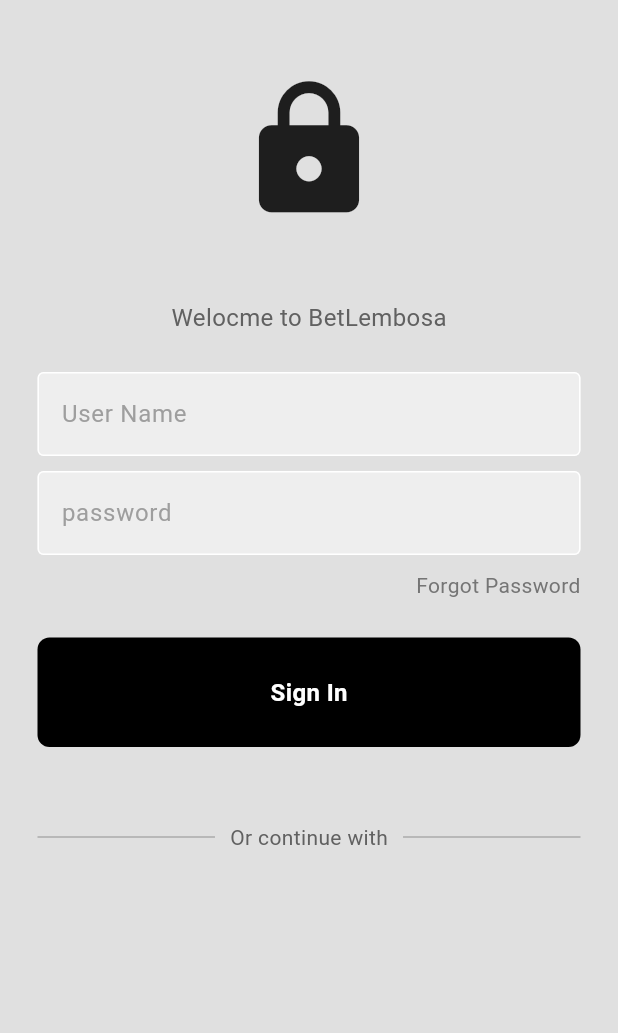
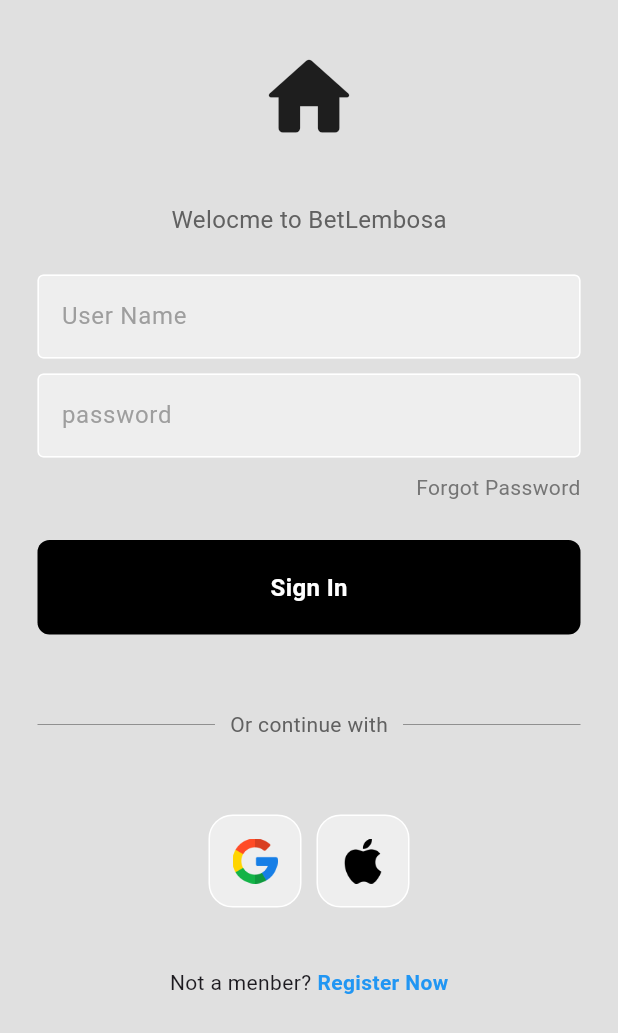
Before and after one commit to Paul-tes/BetLembosa-Room-Sharing-App, a Flutter app: the screen it shows after launch, on a phone screen of 412 x 824 dp. Shown: the top 1033 px of the screen. Run offline on Flutter 3.47's test engine with Material 3 defaults, Android fonts, the phone set to English and light mode, and no system bars; our stand-ins replace firebase_core; accounts and stored records are empty; statements that could not run were skipped.

Commit message:
Add login form and login dependencies

```diff
--- a/lib/components/my_button.dart
+++ b/lib/components/my_button.dart
@@ -13,7 +13,7 @@
     return GestureDetector(
       onTap: onTap,
       child: Container(
-        padding: EdgeInsets.all(25.0),
+        padding: EdgeInsets.all(20.0),
         margin: EdgeInsets.symmetric(horizontal: 25.0),
         decoration: BoxDecoration(
           color: Colors.black,
--- /dev/null
+++ b/lib/components/square_tile.dart
@@ -0,0 +1,25 @@
+import 'package:flutter/material.dart';
+
+class SquareTile extends StatelessWidget {
+  final imagePath;
+
+  const SquareTile({super.key, required this.imagePath});
+
+  @override
+  Widget build(BuildContext context) {
+    return Container(
+      padding: EdgeInsets.all(15),
+      decoration: BoxDecoration(
+        border: Border.all(
+          color: Colors.white,
+        ),
+        borderRadius: BorderRadius.circular(16),
+        color: Colors.grey[200],
+      ),
+      child: Image.asset(
+        imagePath,
+        height: 30,
+      )
+    );
+  }
+}
--- a/lib/main.dart
+++ b/lib/main.dart
@@ -1,7 +1,15 @@
 import 'package:betlembosa/pages/login_page.dart';
 import 'package:flutter/material.dart';
+import 'package:flutter/services.dart';
+import 'package:firebase_core/firebase_core.dart';
+import 'firebase_options.dart';
+
 
 void main() {
+  WidgetsFlutterBinding.ensureInitialized();
+  await Firebase.initializeApp(
+    options: DefaultFirebaseOptions.currentPlatform,
+  );
   runApp(const MyApp());
 }
 
@@ -10,6 +18,11 @@
 
   @override
   Widget build(BuildContext context) {
+    SystemChrome.setSystemUIOverlayStyle(
+      const SystemUiOverlayStyle(
+        statusBarColor: Colors.transparent
+      )
+    );
     return MaterialApp(
       debugShowCheckedModeBanner: false,
       home: LoginPage(),
--- a/lib/pages/login_page.dart
+++ b/lib/pages/login_page.dart
@@ -2,6 +2,7 @@
 
 import 'package:betlembosa/components/my_button.dart';
 import 'package:betlembosa/components/my_text_filed.dart';
+import 'package:betlembosa/components/square_tile.dart';
 import 'package:flutter/material.dart';
 
 class LoginPage extends StatelessWidget {
@@ -22,17 +23,19 @@
     return Scaffold(
       backgroundColor: Colors.grey[300],
       body: SafeArea(
+        child: SingleChildScrollView(
           child: Center(
             child: Column(
+              mainAxisAlignment: MainAxisAlignment.center,
               children: [
-              SizedBox(height: 50),
+                SizedBox(height: 30),
                 // logo
                 Icon(
-                  Icons.lock,
-                  size: 100,
+                    Icons.home_rounded,
+                    size: 70,
                   ),
 
-              SizedBox(height: 50),
+                SizedBox(height: 35),
                 // welcome back, you've been missed
                 Text(
                   "Welocme to BetLembosa",
@@ -109,10 +112,39 @@
                   ),
                 ),
 
+                SizedBox(height: 50.0),
+
+                Row(
+                  mainAxisAlignment: MainAxisAlignment.center,
+                  children: [
                     // google + apple sign in buton
+                    SquareTile(imagePath: 'lib/images/google.png'),
 
+                    SizedBox(width: 10),
+
+                    SquareTile(imagePath: 'lib/images/apple.png'),
+                  ],
+                ),
+
+                SizedBox(height: 40.0),
                 // not a menber reqister now!
+
+                Row(
+                  mainAxisAlignment: MainAxisAlignment.center,
+                  children: [
+                    Text('Not a menber?'),
+                    const SizedBox(width: 4),
+                    Text(
+                      'Register Now',
+                      style: TextStyle(
+                        color: Colors.blue,
+                        fontWeight: FontWeight.bold,
+                      )
+                    ),
                   ]
+                )
+              ]
+            ),
           ),
         ),
       )
--- a/pubspec.yaml
+++ b/pubspec.yaml
@@ -35,6 +35,7 @@
   # The following adds the Cupertino Icons font to your application.
   # Use with the CupertinoIcons class for iOS style icons.
   cupertino_icons: ^1.0.2
+  firebase_core: ^2.24.2
 
 dev_dependencies:
   flutter_test:
```
Also changed, not shown: lib/firebase_options.dart (added), pubspec.lock, 9 other files. Lines whose indentation alone changed are shown as unchanged.
